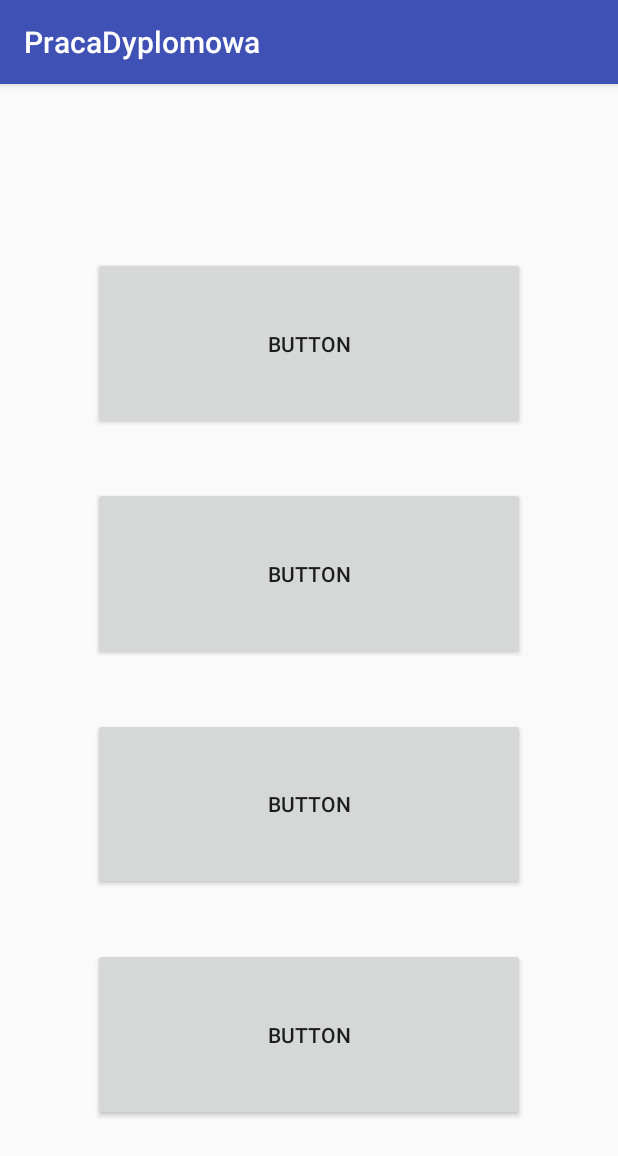
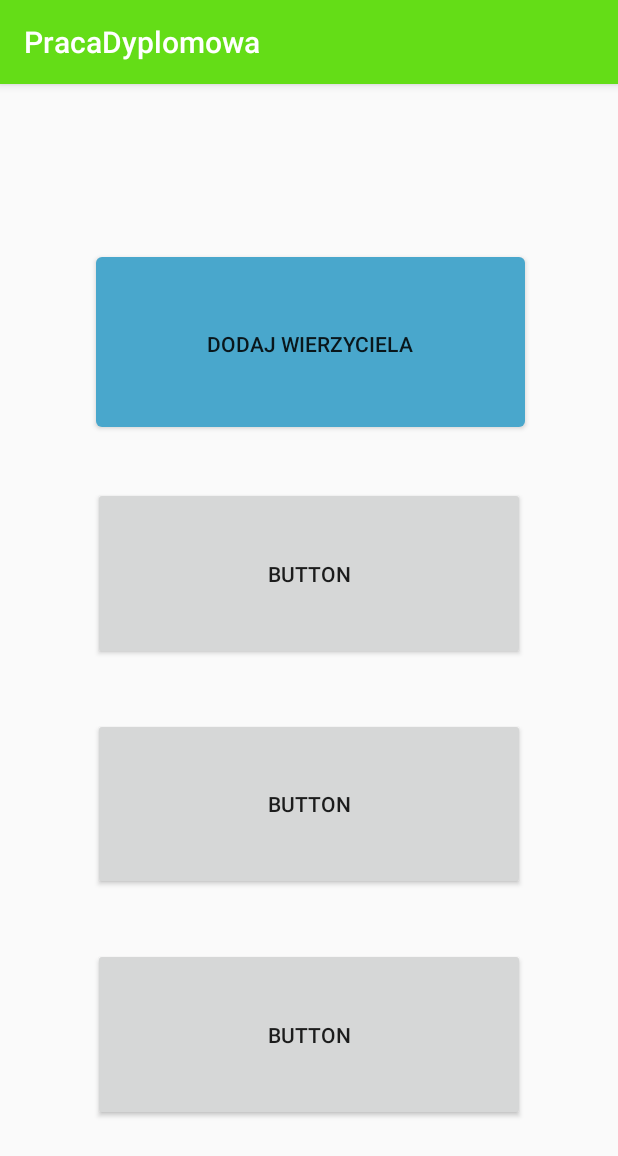
Before and after one commit to MarcinBrzezinski96/PracaDyplomowa, an Android app: the screen it shows after launch (MainActivity), on a phone screen of 412 x 824 dp. Shown: the top 1156 px of the screen. Run offline under Robolectric (Android 15) with nearby library versions, the phone set to English and light mode, and no system bars; our stand-ins replace ButterKnife; 1 statement that could not run was skipped.

Commit message:
New activities

```diff
--- a/app/build.gradle
+++ b/app/build.gradle
@@ -22,7 +22,12 @@ dependencies {
     implementation fileTree(dir: 'libs', include: ['*.jar'])
     implementation 'com.android.support:appcompat-v7:27.1.1'
     implementation 'com.android.support.constraint:constraint-layout:1.1.3'
+    implementation 'com.android.support:design:27.1.1'
     testImplementation 'junit:junit:4.12'
     androidTestImplementation 'com.android.support.test:runner:1.0.2'
     androidTestImplementation 'com.android.support.test.espresso:espresso-core:3.0.2'
+
+    implementation 'com.jakewharton:butterknife:8.8.1'
+    annotationProcessor 'com.jakewharton:butterknife-compiler:8.8.1'
+
 }
--- a/app/src/main/AndroidManifest.xml
+++ b/app/src/main/AndroidManifest.xml
@@ -16,6 +16,11 @@
                 <category android:name="android.intent.category.LAUNCHER" />
             </intent-filter>
         </activity>
+        <activity
+            android:name=".CreditorsActivity"
+            android:label="@string/title_activity_creditors"
+            android:theme="@style/AppTheme.NoActionBar" />
+        <activity android:name=".AddingCreditorActivity"></activity>
     </application>
 
 </manifest>
--- a/app/src/main/java/com/example/marcin/pracadyplomowa/MainActivity.java
+++ b/app/src/main/java/com/example/marcin/pracadyplomowa/MainActivity.java
@@ -1,13 +1,49 @@
 package com.example.marcin.pracadyplomowa;
 
+import android.content.Context;
+import android.content.Intent;
 import android.support.v7.app.AppCompatActivity;
 import android.os.Bundle;
+import android.view.View;
+import android.widget.Button;
+
+import java.io.File;
+
+import butterknife.BindView;
+import butterknife.ButterKnife;
+import butterknife.OnClick;
 
 public class MainActivity extends AppCompatActivity {
+
+
+    public final String databaseName = "Creditors";
+
+    @BindView(R.id.button_creditors) Button button_creditor;
 
     @Override
     protected void onCreate(Bundle savedInstanceState) {
         super.onCreate(savedInstanceState);
         setContentView(R.layout.activity_main);
+
+
+
+        ButterKnife.bind(this);
+
+        doesDatabaseExist(this, "test");
+
     }
+
+    public void startCreditorsActivity(View view)
+    {
+        Intent intent = new Intent(this, CreditorsActivity.class);
+        startActivity(intent);
+    }
+
+    public void createDatabase()
+
+    private static boolean doesDatabaseExist(Context context, String dbName) {
+        File dbFile = context.getDatabasePath(dbName);
+        return dbFile.exists();
+    }
+
 }
--- a/app/src/main/res/drawable/button_selector.xml
+++ b/app/src/main/res/drawable/button_selector.xml
@@ -3,17 +3,19 @@
 
     <item>
         <layer-list>
-            <item android:right="5dp" android:top="5dp">
+            <!--<item android:right="5dp" android:top="5dp">
                 <shape>
                     <corners android:radius="3dp" />
-                    <solid android:color="#D6D6D6" />
+                    <solid android:color="#9ea7aa" />
+                    <gradient android:angle="90"
+                        android:endColor="#b3b3b3" android:startColor="#f2f2f2" />
                 </shape>
-            </item>
+            </item>-->
             <item android:bottom="2dp" android:left="2dp">
                 <shape>
-                    <gradient android:angle="270"
-                        android:endColor="#E2E2E2" android:startColor="#BABABA" />
-                    <stroke android:width="1dp" android:color="#BABABA" />
+                    <gradient android:angle="90"
+                        android:endColor="#49a7cc" android:startColor="#49a7cc" />
+                    <stroke android:width="0dp" android:color="#333745" />
                     <corners android:radius="4dp" />
                     <padding android:bottom="10dp" android:left="10dp"
                         android:right="10dp" android:top="10dp" />
--- a/app/src/main/res/layout/activity_main.xml
+++ b/app/src/main/res/layout/activity_main.xml
@@ -29,14 +29,16 @@
         android:orientation="horizontal"/>
 
     <Button
-        android:text="Button"
+        android:id="@+id/button_creditors"
         android:layout_width="0dp"
         android:layout_height="0dp"
-        android:id="@+id/button"
+        android:background="@drawable/button_selector"
+        android:onClick="startCreditorsActivity"
+        android:text="Dodaj wierzyciela"
+        app:layout_constraintBottom_toBottomOf="@+id/second_guideline"
         app:layout_constraintLeft_toLeftOf="@+id/left_guideline"
         app:layout_constraintRight_toRightOf="@+id/right_guideline"
-        app:layout_constraintTop_toTopOf="@+id/first_guideline"
-        app:layout_constraintBottom_toBottomOf="@+id/second_guideline" />
+        app:layout_constraintTop_toTopOf="@+id/first_guideline" />
 
     <android.support.constraint.Guideline
         android:id="@+id/second_guideline"
@@ -53,14 +55,14 @@
         app:layout_constraintGuide_percent="0.35" />
 
     <Button
-        android:text="Button"
+        android:id="@+id/button_callendar"
         android:layout_width="0dp"
         android:layout_height="0dp"
-        android:id="@+id/button2"
+        android:text="Button"
+        app:layout_constraintBottom_toBottomOf="@+id/fourth_guideline"
         app:layout_constraintLeft_toLeftOf="@+id/left_guideline"
         app:layout_constraintRight_toRightOf="@+id/right_guideline"
-        app:layout_constraintTop_toTopOf="@+id/third_guideline"
-        app:layout_constraintBottom_toBottomOf="@+id/fourth_guideline" />
+        app:layout_constraintTop_toTopOf="@+id/third_guideline" />
 
 
     <android.support.constraint.Guideline
--- a/app/src/main/res/values/colors.xml
+++ b/app/src/main/res/values/colors.xml
@@ -1,6 +1,6 @@
 <?xml version="1.0" encoding="utf-8"?>
 <resources>
-    <color name="colorPrimary">#3F51B5</color>
-    <color name="colorPrimaryDark">#303F9F</color>
-    <color name="colorAccent">#FF4081</color>
+    <color name="colorPrimary">#64dd17</color>
+    <color name="colorPrimaryDark">#1faa00</color>
+    <color name="colorAccent">#9cff57</color>
 </resources>
--- /dev/null
+++ b/app/src/main/res/values/dimens.xml
@@ -0,0 +1,3 @@
+<resources>
+    <dimen name="fab_margin">16dp</dimen>
+</resources>
--- a/app/src/main/res/values/strings.xml
+++ b/app/src/main/res/values/strings.xml
@@ -1,3 +1,6 @@
 <resources>
     <string name="app_name">PracaDyplomowa</string>
+    <string name="button_creditor">Dodaj wierzyciela</string>
+    <string name="title_activity_creditors">CreditorsActivity</string>
+    <string name="title_activity_adding_creditor">Dodawanie wierzyciela</string>
 </resources>
--- a/app/src/main/res/values/styles.xml
+++ b/app/src/main/res/values/styles.xml
@@ -8,4 +8,13 @@
         <item name="colorAccent">@color/colorAccent</item>
     </style>
 
+    <style name="AppTheme.NoActionBar">
+        <item name="windowActionBar">false</item>
+        <item name="windowNoTitle">true</item>
+    </style>
+
+    <style name="AppTheme.AppBarOverlay" parent="ThemeOverlay.AppCompat.Dark.ActionBar" />
+
+    <style name="AppTheme.PopupOverlay" parent="ThemeOverlay.AppCompat.Light" />
+
 </resources>
```
Also changed, not shown: app/src/main/java/com/example/marcin/pracadyplomowa/AddingCreditorActivity.java (added, +13 -0 lines), app/src/main/java/com/example/marcin/pracadyplomowa/CreditorsActivity.java (added, +41 -0 lines), app/src/main/res/layout/activity_adding_creditor.xml (added, +9 -0 lines), app/src/main/res/layout/activity_creditors.xml (added, +33 -0 lines), app/src/main/res/layout/content_creditors.xml (added, +21 -0 lines).
